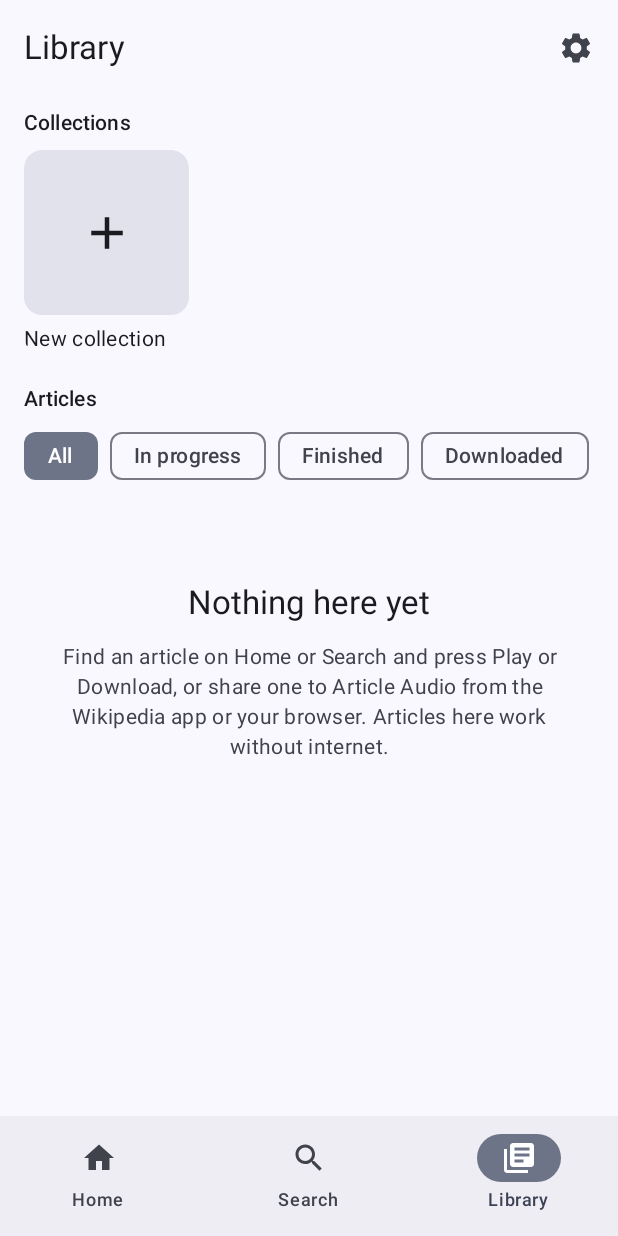
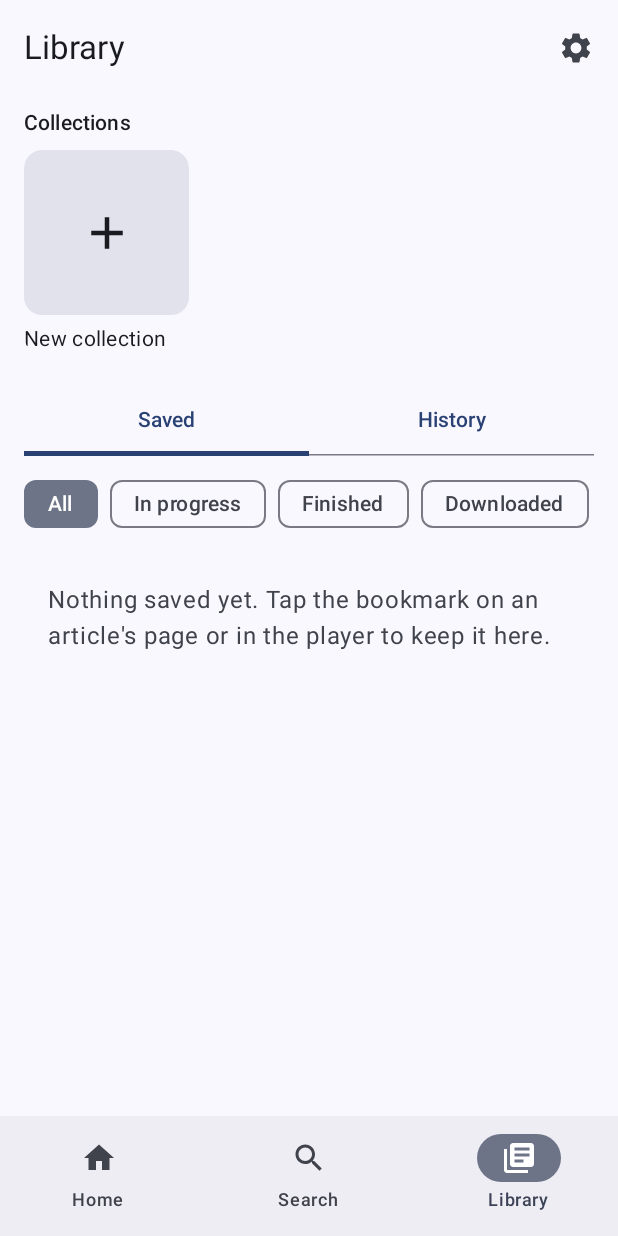
Before and after one commit to gamesbyaaron/Article-Audio, an Android app built with Jetpack Compose: the screen it shows after launch (MainActivity), item 3 of the bottom bar chosen, on a phone screen of 412 x 824 dp. Run offline under Robolectric (Android 15) with nearby library versions, the phone set to English and light mode, and no system bars; pictures from the network do not load.

Commit message:
Library: separate Saved and History
The Library now has Saved and History tabs under the collections. Saving is
a bookmark on the article page, the player and the press-and-hold menu;
downloading also saves. Listening puts an article in History, which can be
cleared without touching saved articles, collections or the queue. Existing
articles go to History, and downloaded or collected ones are also saved.

Co-Authored-By: Claude Opus 5.5 <noreply@anthropic.com>
Claude-Session: https://claude.ai/code/session_01BYhFLAiKrKm8f72X5nmNCN

```diff
--- a/app/src/main/java/app/articleaudio/ArticleAudioApp.kt
+++ b/app/src/main/java/app/articleaudio/ArticleAudioApp.kt
@@ -21,6 +21,7 @@ class ArticleAudioApp : Application() {
         HomeFeed.init(this)
         Queue.init(this)
         Collections.init(this)
+        Library.migrateSaved(Collections.all.flatMap { it.items }.toSet())
         Reader.init(this)
         Exporter.init(this)
 
--- a/app/src/main/java/app/articleaudio/Exporter.kt
+++ b/app/src/main/java/app/articleaudio/Exporter.kt
@@ -64,6 +64,8 @@ object Exporter {
 
     fun start(article: Article) {
         if (running) return
+        // Downloading something means keeping it.
+        Library.setSaved(Wav.fileName(article.title), true)
         running = true
         cancelled = false
         progress = 0f
--- a/app/src/main/java/app/articleaudio/MainActivity.kt
+++ b/app/src/main/java/app/articleaudio/MainActivity.kt
@@ -112,6 +112,8 @@ import androidx.compose.material3.pulltorefresh.PullToRefreshBox
 import androidx.compose.foundation.ExperimentalFoundationApi
 import androidx.compose.foundation.combinedClickable
 import androidx.compose.material3.Checkbox
+import androidx.compose.material3.Tab
+import androidx.compose.material3.TabRow
 import java.text.DateFormat
 import java.util.Date
 
@@ -497,13 +499,37 @@ private fun TopicTile(i: Int) {
 @Composable
 private fun LibraryScreen() {
     var filter by rememberSaveable { mutableStateOf("all") }
-    val entries = Library.entries.filter {
+    var tab by rememberSaveable { mutableStateOf("saved") }
+    var clearing by remember { mutableStateOf(false) }
+    val inTab = Library.entries.filter { if (tab == "saved") it.saved else it.inHistory }
+    val entries = inTab.filter {
         when (filter) {
             "progress" -> it.position > 0
             "finished" -> it.finished
             "downloaded" -> it.hasAudio
             else -> true
         }
+    }
+
+    if (clearing) {
+        AlertDialog(
+            onDismissRequest = { clearing = false },
+            title = { Text("Clear history?") },
+            text = {
+                Text(
+                    "Articles leave History. Ones you saved, put in a collection or queued stay on your phone; " +
+                        "the rest are removed from the phone, along with your place in them."
+                )
+            },
+            confirmButton = {
+                TextButton(onClick = {
+                    clearing = false
+                    val keep = Collections.all.flatMap { it.items }.toSet() + Queue.upNext + listOfNotNull(Reader.entry?.id)
+                    Library.clearHistory(keep)
+                }) { Text("Clear") }
+            },
+            dismissButton = { TextButton(onClick = { clearing = false }) { Text("Cancel") } },
+        )
     }
 
     Scaffold(
@@ -535,11 +561,11 @@ private fun LibraryScreen() {
                 }
             }
             item {
-                Text(
-                    "Articles",
-                    style = MaterialTheme.typography.titleSmall,
-                    modifier = Modifier.padding(top = 8.dp, bottom = 4.dp),
-                )
+                TabRow(selectedTabIndex = if (tab == "saved") 0 else 1, modifier = Modifier.padding(top = 8.dp)) {
+                    Tab(selected = tab == "saved", onClick = { tab = "saved" }, text = { Text("Saved") })
+                    Tab(selected = tab == "history", onClick = { tab = "history" }, text = { Text("History") })
+                }
+                Spacer(Modifier.height(8.dp))
                 LazyRow(horizontalArrangement = Arrangement.spacedBy(8.dp)) {
                     val filters = listOf("all" to "All", "progress" to "In progress", "finished" to "Finished", "downloaded" to "Downloaded")
                     items(filters.size) { i ->
@@ -548,8 +574,18 @@ private fun LibraryScreen() {
                     }
                 }
             }
-            if (Library.entries.isEmpty()) {
-                item { EmptyLibrary() }
+            if (tab == "history" && inTab.isNotEmpty()) {
+                item { TextButton(onClick = { clearing = true }) { Text("Clear history") } }
+            }
+            if (inTab.isEmpty()) {
+                item {
+                    Text(
+                        if (tab == "saved") "Nothing saved yet. Tap the bookmark on an article's page or in the player to keep it here."
+                        else "Articles you listen to appear here.",
+                        color = MaterialTheme.colorScheme.onSurfaceVariant,
+                        modifier = Modifier.padding(16.dp),
+                    )
+                }
             } else if (entries.isEmpty()) {
                 item {
                     Text(
@@ -562,7 +598,7 @@ private fun LibraryScreen() {
                 items(entries.size, key = { entries[it].id }) { i -> LibraryCard(entries[i]) }
                 item {
                     Text(
-                        "Press and hold an article for more: play next, add to a collection, rename, delete.",
+                        "Press and hold an article for more: save, play next, add to a collection, rename, delete.",
                         style = MaterialTheme.typography.bodySmall,
                         color = MaterialTheme.colorScheme.onSurfaceVariant,
                     )
@@ -658,6 +694,10 @@ private fun EntryMenu(entry: LibraryEntry, expanded: Boolean, onDismiss: () -> U
     var renaming by remember { mutableStateOf(false) }
     var deleting by remember { mutableStateOf(false) }
     DropdownMenu(expanded = expanded, onDismissRequest = onDismiss) {
+        DropdownMenuItem(
+            text = { Text(if (entry.saved) "Unsave" else "Save") },
+            onClick = { onDismiss(); Library.setSaved(entry.id, !entry.saved) },
+        )
         DropdownMenuItem(text = { Text("Play next") }, onClick = { onDismiss(); Queue.playNext(entry.id) })
         DropdownMenuItem(text = { Text("Add to queue") }, onClick = { onDismiss(); Queue.add(entry.id) })
         DropdownMenuItem(text = { Text("Add to collection…") }, onClick = { onDismiss(); collecting = true })
@@ -666,6 +706,9 @@ private fun EntryMenu(entry: LibraryEntry, expanded: Boolean, onDismiss: () -> U
             text = { Text(if (entry.finished) "Mark as not finished" else "Mark as finished") },
             onClick = { onDismiss(); Library.setFinished(entry.id, !entry.finished) },
         )
+        if (entry.inHistory) {
+            DropdownMenuItem(text = { Text("Remove from history") }, onClick = { onDismiss(); Library.removeFromHistory(entry.id) })
+        }
         DropdownMenuItem(text = { Text("Delete") }, onClick = { onDismiss(); deleting = true })
     }
     if (collecting) AddToCollectionDialog(entry.id, onDone = { collecting = false })
@@ -1051,6 +1094,15 @@ private fun ArticleScreen(onBack: () -> Unit) {
                         }
                     }
                     var collecting by remember { mutableStateOf<String?>(null) }
+                    val isSaved = saved?.saved == true
+                    TextButton(onClick = {
+                        if (saved != null) Library.setSaved(saved.id, !isSaved)
+                        else Reader.savePreview { Library.setSaved(it.id, true) }
+                    }) {
+                        AppIcon(if (isSaved) R.drawable.ic_bookmark else R.drawable.ic_bookmark_border, null, Modifier.size(18.dp))
+                        Spacer(Modifier.width(8.dp))
+                        Text(if (isSaved) "Saved" else "Save")
+                    }
                     Row(horizontalArrangement = Arrangement.spacedBy(4.dp)) {
                         TextButton(onClick = { Reader.savePreview { Queue.playNext(it.id) } }) { Text("Play next") }
                         TextButton(onClick = { Reader.savePreview { Queue.add(it.id) } }) { Text("Add to queue") }
@@ -1291,6 +1343,12 @@ private fun PlayerScreen(onBack: () -> Unit, onPlay: () -> Unit) {
                 navigationIcon = { IconButton(onClick = onBack) { AppIcon(R.drawable.ic_back, "Back") } },
                 actions = {
                     if (article != null && saved != null) {
+                        IconButton(onClick = { Library.setSaved(saved.id, !saved.saved) }) {
+                            AppIcon(
+                                if (saved.saved) R.drawable.ic_bookmark else R.drawable.ic_bookmark_border,
+                                if (saved.saved) "Unsave" else "Save",
+                            )
+                        }
                         IconButton(onClick = { Nav.screen = "queue" }) { AppIcon(R.drawable.ic_queue, "Queue") }
                         IconButton(onClick = { Nav.screen = "text" }) { AppIcon(R.drawable.ic_text, "Full text") }
                         Box {
--- a/app/src/main/java/app/articleaudio/Reader.kt
+++ b/app/src/main/java/app/articleaudio/Reader.kt
@@ -299,6 +299,8 @@ object Reader : Speaker.Listener {
                 val fetched = WikipediaClient.fetchPlainText(requested)
                 val built = ArticleText.build(fetched.title, fetched.text, maxChars)
                 val saved = Library.save(fetched.title, fetched.text, built.sentences.size, resetPosition, fetched.description)
+                // Opened from a shared or pasted link: it belongs in History straight away.
+                Library.markPlayed(saved.id)
                 if (!saved.imageChecked) thread(name = "picture") { fetchPicture(saved) }
                 val ms = System.currentTimeMillis() - started
                 main.post {
@@ -596,6 +598,7 @@ object Reader : Speaker.Listener {
 
     fun play() {
         val a = article ?: return
+        entry?.let { Library.markPlayed(it.id) }
         val player = media
         if (audioMode && player == null) return
         if (!audioMode && !speaker.ready) {
--- /dev/null
+++ b/app/src/main/res/drawable/ic_bookmark.xml
@@ -0,0 +1,9 @@
+<vector xmlns:android="http://schemas.android.com/apk/res/android"
+    android:width="24dp"
+    android:height="24dp"
+    android:viewportWidth="24"
+    android:viewportHeight="24">
+    <path
+        android:fillColor="#FF000000"
+        android:pathData="M17,3H7c-1.1,0 -1.99,0.9 -1.99,2L5,21l7,-3 7,3V5c0,-1.1 -0.9,-2 -2,-2z" />
+</vector>
--- /dev/null
+++ b/app/src/main/res/drawable/ic_bookmark_border.xml
@@ -0,0 +1,9 @@
+<vector xmlns:android="http://schemas.android.com/apk/res/android"
+    android:width="24dp"
+    android:height="24dp"
+    android:viewportWidth="24"
+    android:viewportHeight="24">
+    <path
+        android:fillColor="#FF000000"
+        android:pathData="M17,3H7c-1.1,0 -1.99,0.9 -1.99,2L5,21l7,-3 7,3V5c0,-1.1 -0.9,-2 -2,-2zM17,18l-5,-2.18L7,18V5h10v13z" />
+</vector>
```
Also changed, not shown: app/src/main/java/app/articleaudio/Library.kt (+69 -0 lines), app/src/main/java/app/articleaudio/LibraryEntry.kt (+10 -0 lines), 2 other files.
